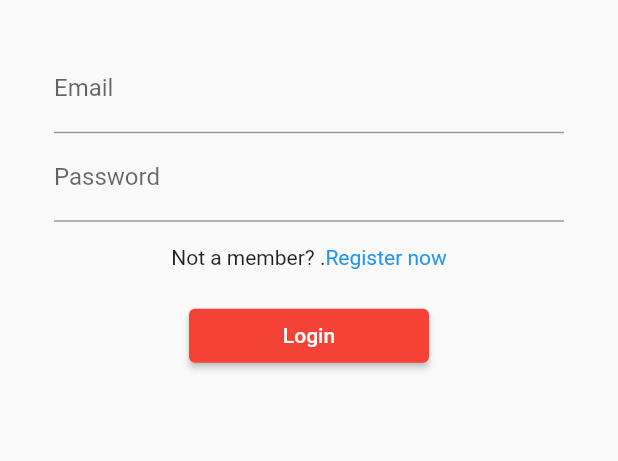
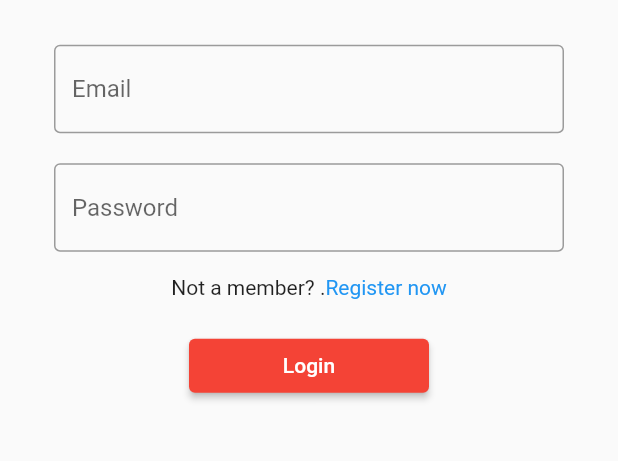
Before and after one commit to Avishkasj/susipwinmobileapp, a Flutter app: the screen it shows after launch, on a phone screen of 412 x 824 dp, the part 565-1026 px from its top. Run offline on Flutter 3.47's test engine with Material 2 defaults, Android fonts, the phone set to English and light mode, and no system bars; our stand-ins replace email_validator, google_nav_bar; missing offline and left inert: flutter_session_manager, qr_code_scanner.

Commit message:
input decoration

```diff
--- a/attendance/lib/LoginPage.dart
+++ b/attendance/lib/LoginPage.dart
@@ -119,7 +119,9 @@ class _LoginPageState extends State<LoginPage> {
               child: Container(
                 child: TextFormField(
                   controller: _emailController,
-                  decoration: InputDecoration(labelText: 'Email'),
+                  decoration: InputDecoration(hintText: 'Email',
+                      // errorText: 'Error Text',
+                      border: OutlineInputBorder()),
                   keyboardType: TextInputType.emailAddress,
                   validator: (value) {
                     if (value == null || value.isEmpty) {
@@ -135,11 +137,13 @@ class _LoginPageState extends State<LoginPage> {
             ),
 
             Padding(
-              padding: const EdgeInsets.fromLTRB(20, 0, 20, 0),
+              padding: const EdgeInsets.fromLTRB(20, 20, 20, 0),
               child: Container(
                 child: TextFormField(
                   controller: _passwordController,
-                  decoration: InputDecoration(labelText: 'Password'),
+                  decoration: InputDecoration(hintText: 'Password',
+                      // errorText: 'Error Text',
+                      border: OutlineInputBorder()),
                   obscureText: true,
                   validator: (value) {
                     if (value!.isEmpty) {
```
